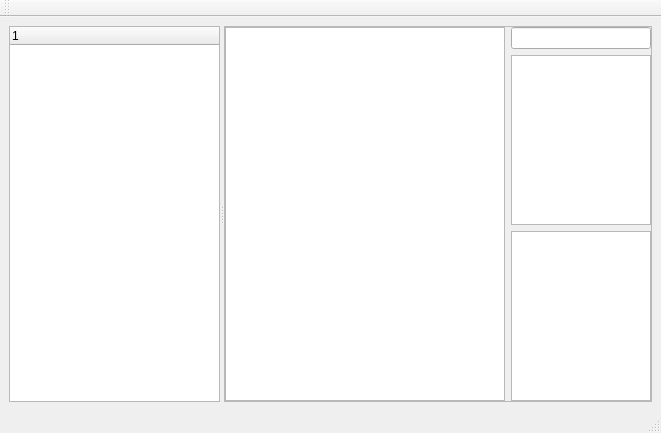
Qt form PathManagerPlus/ui/main_window.ui (suifengpiaoyang/PathManagerPlus) before a commit.
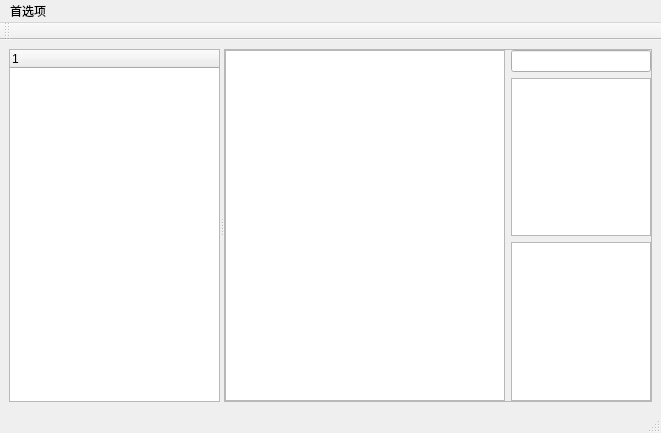
The same form after that commit. Custom widgets are drawn as their Qt base class.

Commit message: 完成配置窗口的构建

Diff of the .ui file:
```diff
--- a/PathManagerPlus/ui/main_window.ui
+++ b/PathManagerPlus/ui/main_window.ui
@@ -89,6 +89,13 @@
      <height>23</height>
     </rect>
    </property>
+   <widget class="QMenu" name="menu">
+    <property name="title">
+     <string>首选项</string>
+    </property>
+    <addaction name="configAction"/>
+   </widget>
+   <addaction name="menu"/>
   </widget>
   <widget class="QStatusBar" name="statusBar"/>
  </widget>
```
Left out of the diff: 5 changed lines with no effect on the pictures. The commit also changes 4 other files.
